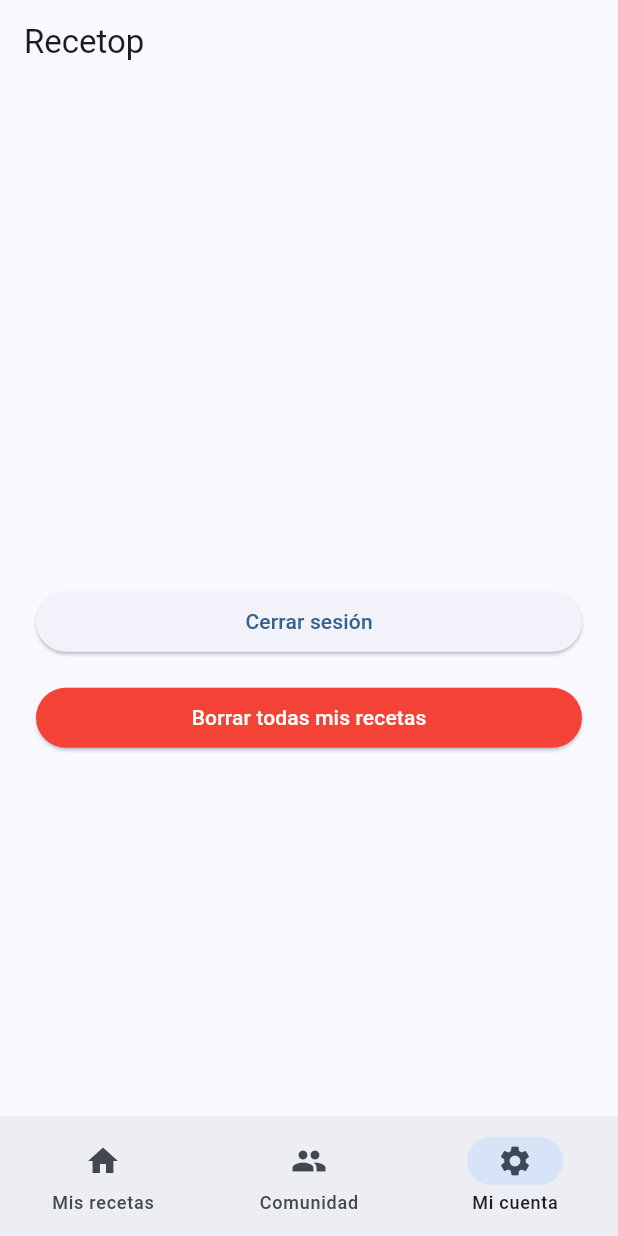
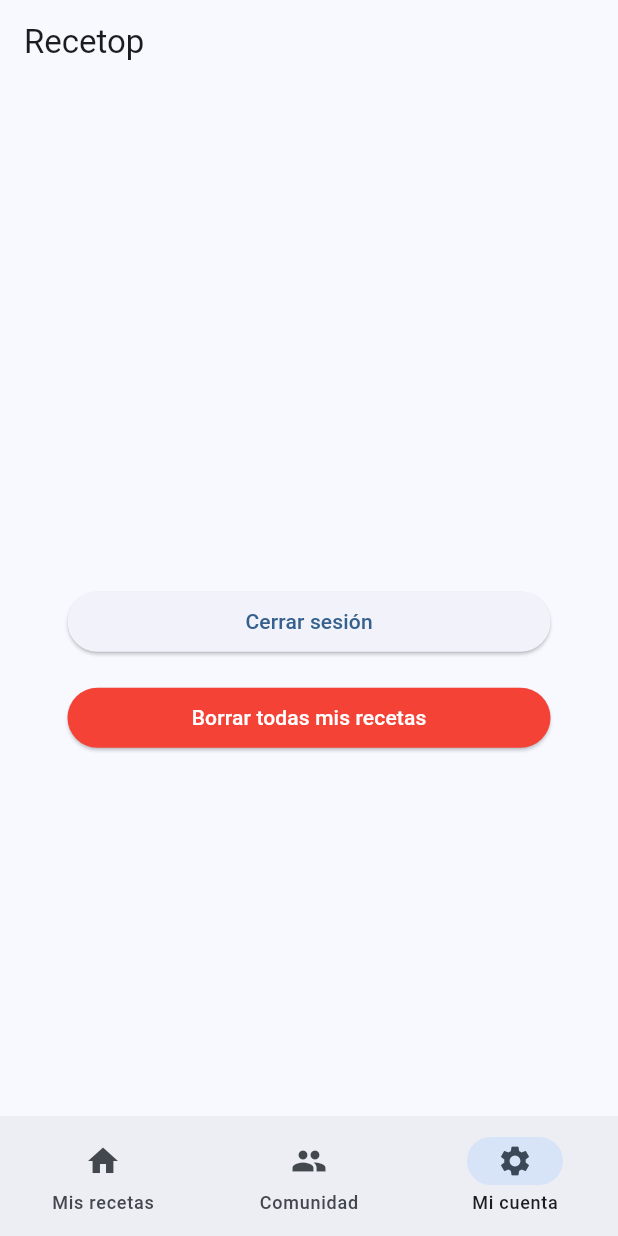
Before and after one commit to androrho/recetapp, a Flutter app: the screen it shows once a user with an empty profile is signed in, item 3 of the bottom bar chosen, on a phone screen of 412 x 824 dp. Run offline on Flutter 3.47's test engine with Material 3 defaults, Android fonts, the phone set to English and light mode, and no system bars; drawn by our look-alikes of dynamic_color; our stand-ins replace cloud_firestore, firebase_auth, firebase_core, fluttertoast, google_sign_in; accounts and stored records are empty.

```diff
--- a/lib/screens/bottom_screens/my_account_screen.dart
+++ b/lib/screens/bottom_screens/my_account_screen.dart
@@ -88,13 +88,21 @@ class MyAccountScreen extends StatelessWidget {
 
   @override
   Widget build(BuildContext context) {
+    final bool isLandscape =
+        MediaQuery.of(context).orientation == Orientation.landscape;
+    final double horizontalPadding = isLandscape ? 50.0 : 45.0;
+
     final user = FirebaseAuth.instance.currentUser;
     final photoUrl = user?.photoURL;
     final name = user?.displayName ?? 'Usuario';
     final email = user?.email ?? '';
 
-    return Padding(
-      padding: const EdgeInsets.all(24),
+    return Scaffold(
+      body: Center(
+        child: ConstrainedBox(
+          constraints: const BoxConstraints(maxWidth: 450),
+          child: Padding(
+            padding: EdgeInsets.symmetric(horizontal: horizontalPadding),
             child: Column(
               mainAxisAlignment: MainAxisAlignment.center,
               children: [
@@ -136,6 +144,9 @@ class MyAccountScreen extends StatelessWidget {
                 ),
               ],
             ),
+          ),
+        ),
+      )
     );
   }
 }
```
Lines whose indentation alone changed are shown as unchanged.
